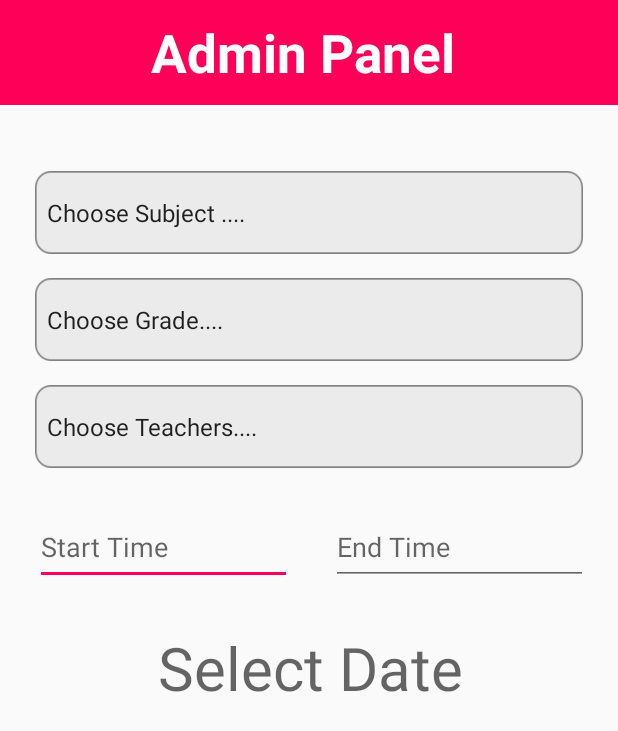
After one commit to Nimanja/Science-Center, an Android app: the AdminNotices screen opened directly, with no data from a screen before it, on a phone screen of 412 x 824 dp. The commit adds this screen. Shown: the top 731 px of the screen. Run offline under Robolectric (Android 15) with nearby library versions, the phone set to English and light mode, and no system bars.

Commit message:
Notices Admin panel is Create. Login Page creater plz create Admin log in User name and Password. Plz Enter

```diff
--- a/app/build.gradle
+++ b/app/build.gradle
@@ -29,6 +29,9 @@ dependencies {
     implementation 'com.google.firebase:firebase-database:19.1.0'
     implementation 'com.google.firebase:firebase-storage:19.0.1'
     implementation 'com.google.firebase:firebase-analytics:17.2.0'
+    implementation 'com.google.firebase:firebase-auth:19.0.0'
+    implementation 'com.squareup.picasso:picasso:2.71828'
+    implementation 'com.google.firebase:firebase-core:17.2.0'
     testImplementation 'junit:junit:4.12'
     androidTestImplementation 'androidx.test:runner:1.2.0'
     androidTestImplementation 'androidx.test.espresso:espresso-core:3.2.0'
--- /dev/null
+++ b/app/src/main/java/com/example/sciencecenter/AdminNotices.java
@@ -0,0 +1,55 @@
+package com.example.sciencecenter;
+
+import android.app.DatePickerDialog;
+import android.graphics.Color;
+import android.graphics.drawable.ColorDrawable;
+import android.os.Bundle;
+import android.util.Log;
+import android.view.View;
+import android.widget.DatePicker;
+import android.widget.TextView;
+
+import androidx.appcompat.app.AppCompatActivity;
+
+import java.util.Calendar;
+
+public class AdminNotices extends AppCompatActivity {
+
+    private TextView msetDate;
+    private DatePickerDialog.OnDateSetListener mDatSetListener;
+
+    @Override
+    protected void onCreate(Bundle savedInstanceState) {
+        super.onCreate(savedInstanceState);
+        setContentView(R.layout.activity_admin_notices);
+
+        msetDate = (TextView) findViewById(R.id.setDate);
+
+        msetDate.setOnClickListener(new View.OnClickListener() {
+            @Override
+            public void onClick(View v) {
+                Calendar cal = Calendar.getInstance();
+                int year = cal.get(Calendar.YEAR);
+                int month = cal.get(Calendar.MONTH);
+                int day = cal.get(Calendar.DAY_OF_MONTH);
+
+            DatePickerDialog dialog = new DatePickerDialog(
+                    AdminNotices.this,
+                    android.R.style.Theme_Holo_Light_Dialog_MinWidth,mDatSetListener,
+                    year,month,day);
+            dialog.getWindow().setBackgroundDrawable(new ColorDrawable(Color.TRANSPARENT));
+            dialog.show();
+            }
+        });
+        mDatSetListener = new DatePickerDialog.OnDateSetListener() {
+            @Override
+            public void onDateSet(DatePicker view, int year, int month, int dayOfMonth) {
+                month = month + 1;
+                Log.d(String.valueOf(this),"onDateSet : mm/dd/yyyy: " + month + "/" + dayOfMonth + "/" +year);
+
+                String date = month + "/" + dayOfMonth + "/" + year;
+                msetDate.setText(date);
+            }
+        };
+    }
+}
--- /dev/null
+++ b/app/src/main/res/layout/activity_admin_notices.xml
@@ -0,0 +1,115 @@
+<?xml version="1.0" encoding="utf-8"?>
+<androidx.constraintlayout.widget.ConstraintLayout xmlns:android="http://schemas.android.com/apk/res/android"
+    xmlns:app="http://schemas.android.com/apk/res-auto"
+    xmlns:tools="http://schemas.android.com/tools"
+    android:layout_width="match_parent"
+    android:layout_height="match_parent"
+    tools:context=".AdminNotices">
+
+
+    <EditText
+        android:id="@+id/StartTime"
+        android:layout_width="171dp"
+        android:layout_height="50dp"
+        android:layout_marginTop="28dp"
+        android:ems="10"
+        android:inputType="time"
+        android:hint="Start Time"
+        app:layout_constraintEnd_toStartOf="@+id/EndTime"
+        app:layout_constraintHorizontal_bias="0.469"
+        app:layout_constraintStart_toStartOf="parent"
+        app:layout_constraintTop_toBottomOf="@+id/classtype2" />
+
+    <EditText
+        android:id="@+id/EndTime"
+        android:layout_width="171dp"
+        android:layout_height="50dp"
+        android:layout_marginTop="28dp"
+        android:layout_marginEnd="20dp"
+        android:ems="10"
+        android:hint="End Time"
+        android:inputType="time"
+        app:layout_constraintBottom_toBottomOf="@+id/StartTime"
+        app:layout_constraintEnd_toEndOf="parent"
+        app:layout_constraintTop_toBottomOf="@+id/classtype2" />
+
+    <TextView
+        android:id="@+id/setDate"
+        android:layout_width="364dp"
+        android:layout_height="50dp"
+        android:layout_marginTop="28dp"
+        android:ems="10"
+        android:inputType="date"
+        android:hint="Select Date"
+        android:textSize="40dp"
+        android:textAlignment="center"
+        app:layout_constraintEnd_toEndOf="parent"
+        app:layout_constraintHorizontal_bias="0.51"
+        app:layout_constraintStart_toStartOf="parent"
+        app:layout_constraintTop_toBottomOf="@+id/EndTime" />
+
+    <ImageView
+        android:id="@+id/headerBGC"
+        android:layout_width="match_parent"
+        android:layout_height="70dp"
+        app:layout_constraintEnd_toEndOf="parent"
+        app:layout_constraintStart_toStartOf="parent"
+        app:layout_constraintTop_toTopOf="parent"
+        app:srcCompat="@color/colorAccent" />
+
+    <Spinner
+        android:id="@+id/classtype"
+        android:layout_width="365dp"
+        android:layout_height="55dp"
+        android:layout_marginTop="16dp"
+        android:background="@drawable/namebar"
+        android:entries="@array/Grade"
+        app:layout_constraintBottom_toTopOf="@+id/classtype2"
+        app:layout_constraintEnd_toEndOf="parent"
+        app:layout_constraintHorizontal_bias="0.5"
+        app:layout_constraintStart_toStartOf="parent"
+        app:layout_constraintTop_toBottomOf="@+id/spinner" />
+
+    <Spinner
+        android:id="@+id/classtype2"
+        android:layout_width="365dp"
+        android:layout_height="55dp"
+        android:layout_marginTop="16dp"
+        android:background="@drawable/namebar"
+        app:layout_constraintBottom_toTopOf="@+id/StartTime"
+        android:entries="@array/Teachers"
+        app:layout_constraintEnd_toEndOf="parent"
+        app:layout_constraintStart_toStartOf="parent"
+        app:layout_constraintTop_toBottomOf="@+id/classtype"
+        app:layout_constraintVertical_bias="0.2" />
+
+    <Spinner
+        android:id="@+id/spinner"
+        android:layout_width="365dp"
+        android:layout_height="55dp"
+        android:layout_marginTop="44dp"
+        android:background="@drawable/namebar"
+        android:entries="@array/Subject"
+        app:layout_constraintBottom_toTopOf="@+id/classtype"
+        app:layout_constraintEnd_toEndOf="parent"
+        app:layout_constraintHorizontal_bias="0.5"
+        app:layout_constraintStart_toStartOf="parent"
+        app:layout_constraintTop_toBottomOf="@+id/headerBGC" />
+
+    <TextView
+        android:id="@+id/textView5"
+        android:layout_width="wrap_content"
+        android:layout_height="wrap_content"
+        android:layout_marginEnd="8dp"
+        android:text="Admin Panel"
+        android:textColor="#FFFFFF"
+        android:textSize="35sp"
+
+        android:textStyle="bold"
+        app:layout_constraintBottom_toBottomOf="@+id/headerBGC"
+        app:layout_constraintEnd_toEndOf="@+id/headerBGC"
+        app:layout_constraintStart_toStartOf="@+id/headerBGC"
+        app:layout_constraintTop_toTopOf="@+id/headerBGC" />
+
+
+</androidx.constraintlayout.widget.ConstraintLayout>
--- a/app/src/main/res/layout/activity_notices.xml
+++ b/app/src/main/res/layout/activity_notices.xml
@@ -217,6 +217,7 @@
         android:layout_height="80dp"
         android:background="#2196F3"
         app:layout_constraintBottom_toBottomOf="parent"
+        app:layout_constraintEnd_toEndOf="parent"
         app:layout_constraintStart_toStartOf="parent" />
 
 </androidx.constraintlayout.widget.ConstraintLayout>
--- a/app/src/main/res/values/strings.xml
+++ b/app/src/main/res/values/strings.xml
@@ -47,7 +47,7 @@
     <string name="view_feedback_btn">View FeedBack</string>
 
     <string-array name="Subject">
-        <item>Choose ....</item>
+        <item>Choose Subject ....</item>
         <item>Bio</item>
         <item>Physics</item>
         <item>Chemistry</item>
@@ -55,12 +55,19 @@
         <item>ICT</item>
     </string-array>
 
-    <string-array name="gread">
-        <item>Choose ....</item>
-        <item>12Thory</item>
-        <item>13Thory</item>
-        <item>12Revition</item>
-        <item>13Revition</item>
-        <item></item>
+    <string-array name="Grade">
+        <item>Choose Grade....</item>
+        <item>12 Theory</item>
+        <item>13 Theory</item>
+        <item>12 Revision</item>
+        <item>13 Revision</item>
+    </string-array>
+
+    <string-array name="Teachers">
+        <item>Choose Teachers....</item>
+        <item>Saman Athula</item>
+        <item>Gamini Ranatunga</item>
+        <item>Rohan Kumara</item>
+        <item>Nimala karunaratne</item>
     </string-array>
 </resources>
```
Also changed, not shown: app/src/main/AndroidManifest.xml (+36 -21 lines), app/src/main/java/com/example/sciencecenter/NoticeFeedback.java (+91 -32 lines), app/src/main/res/layout/activity_class_inside.xml (+74 -10 lines), app/src/main/res/layout/activity_notice_feedback.xml (+80 -28 lines), app/src/main/res/drawable/namebar.png (added), 1 other file.
